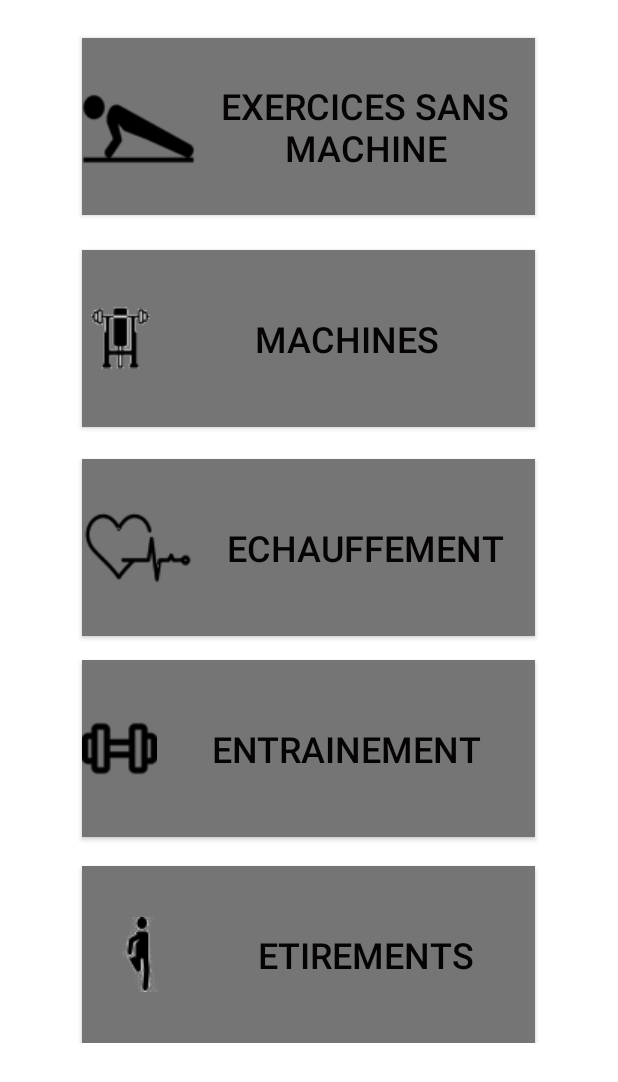
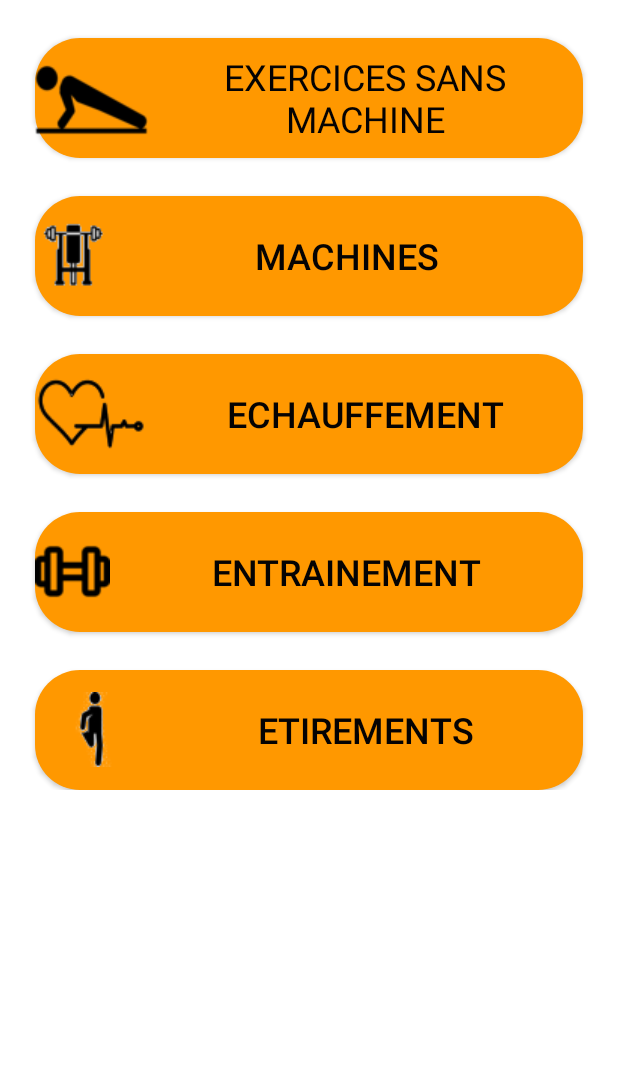
Before and after one commit to cyrilperier/Sportservice, an Android app: the layout fragment_activity_documentation.xml on its own in the app's theme, with its tools: preview values and no code run, on a phone screen of 412 x 824 dp. Shown: the top 1082 px of the screen. Run offline under Robolectric (Android 15) with nearby library versions, the light colour scheme and no system bars.

Commit message:
Thème principal
orange

```diff
--- a/app/src/main/java/com/uqac/pmm/LoginActivity.kt
+++ b/app/src/main/java/com/uqac/pmm/LoginActivity.kt
@@ -19,6 +19,7 @@ class LoginActivity : AppCompatActivity() {
 
     var auth: FirebaseAuth? = null
     override fun onCreate(savedInstanceState: Bundle?) {
+        setTheme(R.style.AppTheme)
         super.onCreate(savedInstanceState)
         setContentView(R.layout.login)
         email = findViewById(R.id.email)
--- a/app/src/main/java/com/uqac/pmm/RegisterActivity.kt
+++ b/app/src/main/java/com/uqac/pmm/RegisterActivity.kt
@@ -23,6 +23,7 @@ class RegisterActivity : AppCompatActivity() {
     var auth: FirebaseAuth? = null
 
     override fun onCreate(savedInstanceState: Bundle?) {
+        setTheme(R.style.AppTheme)
         super.onCreate(savedInstanceState)
         setContentView(R.layout.register)
         username = findViewById(R.id.username)
--- a/app/src/main/java/com/uqac/pmm/StartActivity.kt
+++ b/app/src/main/java/com/uqac/pmm/StartActivity.kt
@@ -13,6 +13,7 @@ class StartActivity : AppCompatActivity() {
     var register: Button? = null
     var sp: SharedPreferences? = null
     override fun onCreate(savedInstanceState: Bundle?) {
+        setTheme(R.style.AppTheme)
         super.onCreate(savedInstanceState)
         setContentView(R.layout.start_screen)
         loginBtn = findViewById(R.id.login)
--- /dev/null
+++ b/app/src/main/res/drawable/roundcorner.xml
@@ -0,0 +1,6 @@
+<?xml version="1.0" encoding="utf-8"?>
+<shape xmlns:android="http://schemas.android.com/apk/res/android">
+    <solid android:color="#FF9800" />
+    <corners android:radius="30dp" />
+
+</shape>
--- a/app/src/main/res/layout/activity_documentation.xml
+++ b/app/src/main/res/layout/activity_documentation.xml
@@ -20,7 +20,9 @@ Layout de selection des différents menus
         android:textAppearance="@style/TextAppearance.AppCompat.Medium"
         android:textSize="20sp"
         android:typeface="serif"
-        />
+        tools:layout_editor_absoluteX="28dp"
+        tools:layout_editor_absoluteY="153dp" />
+
     <Button
         android:id="@+id/button_pompes"
         android:layout_width="213dp"
--- a/app/src/main/res/layout/fragment_activity_documentation.xml
+++ b/app/src/main/res/layout/fragment_activity_documentation.xml
@@ -5,7 +5,9 @@
     android:layout_width="match_parent"
     android:layout_height="match_parent"
     tools:layout_editor_absoluteX="-1dp"
-    tools:layout_editor_absoluteY="146dp">
+    tools:layout_editor_absoluteY="146dp"
+
+    >
 
     <ScrollView
         android:layout_width="match_parent"
@@ -15,25 +17,28 @@
             android:layout_width="match_parent"
             android:layout_height="wrap_content"
             android:gravity="center_horizontal|center_vertical"
-            android:orientation="vertical">
+            android:orientation="vertical"
+
+            >
 
             <androidx.appcompat.widget.AppCompatButton
-                android:id="@+id/button5"
-                android:layout_width="302dp"
-                android:layout_height="118dp"
+                android:id="@+id/button_exercice_sans_machine"
+                android:layout_width="365dp"
+                android:layout_height="80dp"
                 android:layout_marginTop="25dp"
-                android:background="#757575"
+                android:background="@drawable/roundcorner"
                 android:drawableLeft="@drawable/pushup"
+                android:fontFamily="sans-serif"
                 android:text="Exercices sans Machine"
                 android:textColor="#050303"
                 android:textSize="24sp" />
 
             <androidx.appcompat.widget.AppCompatButton
-                android:id="@+id/button3"
-                android:layout_width="302dp"
-                android:layout_height="118dp"
-                android:layout_marginTop="23dp"
-                android:background="#757575"
+                android:id="@+id/button_machines"
+                android:layout_width="365dp"
+                android:layout_height="80dp"
+                android:layout_marginTop="25dp"
+                android:background="@drawable/roundcorner"
                 android:drawableLeft="@drawable/machine"
                 android:onClick="Layout_Change_Machine"
                 android:text="Machines"
@@ -41,11 +46,11 @@
                 android:textSize="24sp" />
 
             <androidx.appcompat.widget.AppCompatButton
-                android:id="@+id/button4"
-                android:layout_width="302dp"
-                android:layout_height="118dp"
-                android:layout_marginTop="21dp"
-                android:background="#757575"
+                android:id="@+id/button_echauffement"
+                android:layout_width="365dp"
+                android:layout_height="80dp"
+                android:layout_marginTop="25dp"
+                android:background="@drawable/roundcorner"
                 android:drawableLeft="@drawable/warmup"
                 android:text="Echauffement"
                 android:textColor="#050303"
@@ -53,10 +58,10 @@
 
             <androidx.appcompat.widget.AppCompatButton
                 android:id="@+id/button_entrainement"
-                android:layout_width="302dp"
-                android:layout_height="118dp"
-                android:layout_marginTop="16dp"
-                android:background="#757575"
+                android:layout_width="365dp"
+                android:layout_height="80dp"
+                android:layout_marginTop="25dp"
+                android:background="@drawable/roundcorner"
                 android:drawableLeft="@drawable/workout"
                 android:onClick="Layout_Change_Workout"
                 android:text="Entrainement"
@@ -64,11 +69,11 @@
                 android:textSize="24sp" />
 
             <androidx.appcompat.widget.AppCompatButton
-                android:id="@+id/button2"
-                android:layout_width="302dp"
-                android:layout_height="118dp"
-                android:layout_marginTop="19dp"
-                android:background="#757575"
+                android:id="@+id/button_etirement"
+                android:layout_width="365dp"
+                android:layout_height="80dp"
+                android:layout_marginTop="25dp"
+                android:background="@drawable/roundcorner"
                 android:drawableLeft="@drawable/etirement"
                 android:text="Etirements"
                 android:textColor="#050303"
--- a/app/src/main/res/layout/login.xml
+++ b/app/src/main/res/layout/login.xml
@@ -86,7 +86,8 @@
         android:textAlignment="center"
         android:textColor="#FFFFFF"
         android:textSize="24sp"
-        android:textStyle="bold" />
+        android:textStyle="bold"
+        android:background="@drawable/roundcorner"/>
 
 
 </RelativeLayout>
--- a/app/src/main/res/layout/register.xml
+++ b/app/src/main/res/layout/register.xml
@@ -61,6 +61,7 @@
         android:textAlignment="center"
         android:textColor="#FFFFFF"
         android:textSize="24sp"
-        android:textStyle="bold" />
+        android:textStyle="bold"
+        android:background="@drawable/roundcorner"/>
 
 </LinearLayout>
--- a/app/src/main/res/values/colors.xml
+++ b/app/src/main/res/values/colors.xml
@@ -7,7 +7,7 @@
     <color name="teal_700">#FF018786</color>
     <color name="black">#FF000000</color>
     <color name="white">#FFFFFFFF</color>
-    <color name="colorPrimary">#006837</color>
-    <color name="colorPrimaryDark">#004012</color>
+    <color name="colorPrimary">#FF9800</color>
+    <color name="colorPrimaryDark">#FF9800</color>
     <color name="colorAccent">#c75f00</color>
 </resources>
--- a/app/src/main/res/values/strings.xml
+++ b/app/src/main/res/values/strings.xml
@@ -1,7 +1,7 @@
 <resources>
-    <string name="app_name">Sport service</string>
-    <string name="title_activity_home">HomeActivity</string>
-    <string name="title_activity_main2">MainActivity2</string>
+    <string name="app_name">Gym Helper</string>
+    <string name="title_activity_home">Gym Helper</string>
+    <string name="title_activity_main2">Gym Helper</string>
     <string name="pick_color"> Pick a color </string>
     <string name="ok">OK</string>
     <string name="password">Password</string>
```
Also changed, not shown: app/src/main/res/layout/activity_main.xml (deleted, +0 -18 lines), app/src/main/res/layout/start_screen.xml (+8 -2 lines).
